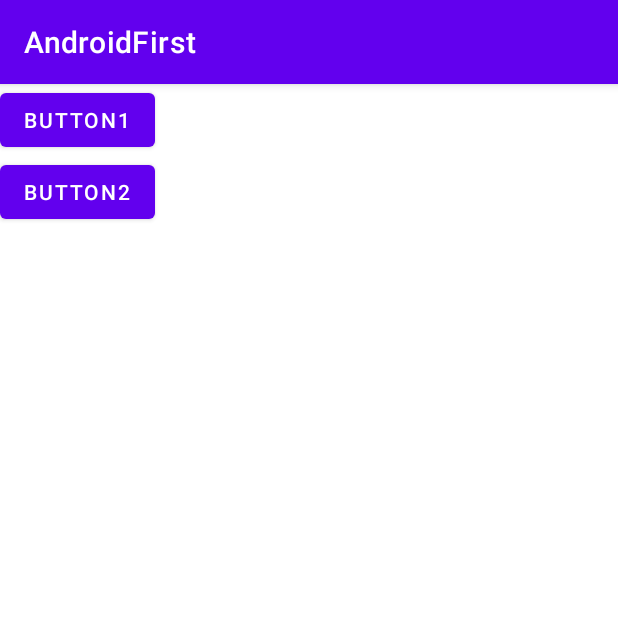
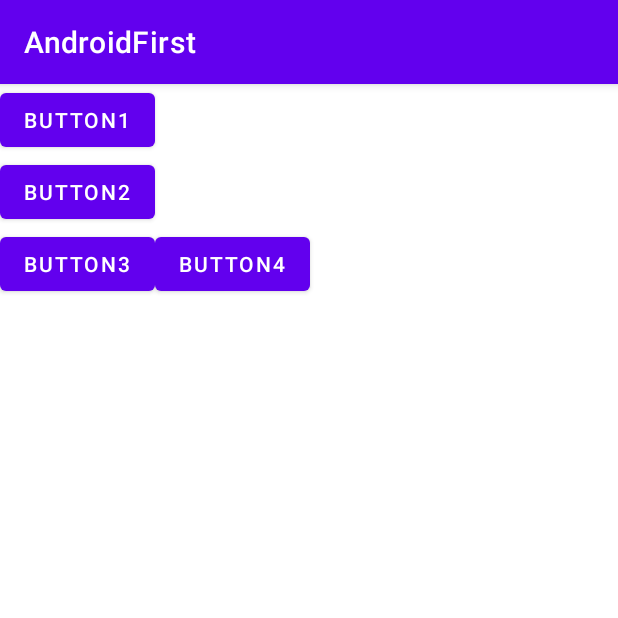
Before and after one commit to ChoKwangEun1021/kotlin_Test, an Android app: the MainActivity2 screen opened directly, with no data from a screen before it, on a phone screen of 412 x 824 dp, the top half of it. Run offline under Robolectric (Android 15) with nearby library versions, the phone set to English and light mode, and no system bars.

Commit message:
[create, update] create activity_sub3, update MainActivity2

```diff
--- a/app/src/main/java/com/example/androidfirst/MainActivity2.kt
+++ b/app/src/main/java/com/example/androidfirst/MainActivity2.kt
@@ -1,11 +1,11 @@
 package com.example.androidfirst
 
+import android.os.Bundle
 import androidx.appcompat.app.AppCompatActivity
-import android.os.Bundle
 
 class MainActivity2 : AppCompatActivity() {
     override fun onCreate(savedInstanceState: Bundle?) {
         super.onCreate(savedInstanceState)
-        setContentView(R.layout.activity_main2)
+        setContentView(R.layout.activity_sub3)
     }
 }
--- a/app/src/main/res/layout/activity_main2.xml
+++ b/app/src/main/res/layout/activity_main2.xml
@@ -7,9 +7,10 @@
     <Button
         android:layout_width="wrap_content"
         android:layout_height="wrap_content"
-        android:text="BUTTON1"/>
+        android:text="BUTTON1" />
+
     <Button
         android:layout_width="wrap_content"
         android:layout_height="wrap_content"
-        android:text="BUTTON2"/>
+        android:text="BUTTON2" />
 </LinearLayout>
--- /dev/null
+++ b/app/src/main/res/layout/activity_sub3.xml
@@ -0,0 +1,36 @@
+<?xml version="1.0" encoding="utf-8"?>
+<LinearLayout xmlns:android="http://schemas.android.com/apk/res/android"
+    android:layout_width="match_parent"
+    android:layout_height="match_parent"
+    android:orientation="vertical">
+
+    <Button
+        android:id="@+id/Btn1"
+        android:layout_width="wrap_content"
+        android:layout_height="wrap_content"
+        android:text="Button1" />
+
+    <Button
+        android:id="@+id/Btn2"
+        android:layout_width="wrap_content"
+        android:layout_height="wrap_content"
+        android:text="Button2" />
+
+    <LinearLayout
+        android:layout_width="match_parent"
+        android:layout_height="wrap_content"
+        android:orientation="horizontal">
+
+        <Button
+            android:id="@+id/Btn3"
+            android:layout_width="wrap_content"
+            android:layout_height="wrap_content"
+            android:text="Button3" />
+
+        <Button
+            android:id="@+id/Btn4"
+            android:layout_width="wrap_content"
+            android:layout_height="wrap_content"
+            android:text="Button4" />
+    </LinearLayout>
+</LinearLayout>
```
